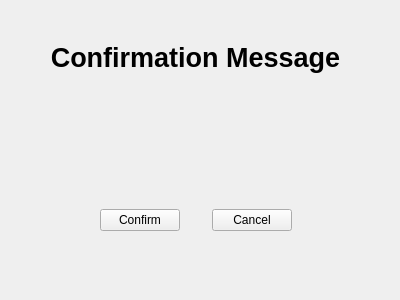
This is src/gui/alertwindow.ui in Mitch-Winchester/grade_manager as Qt 5 draws it before an edit. The edited form follows.
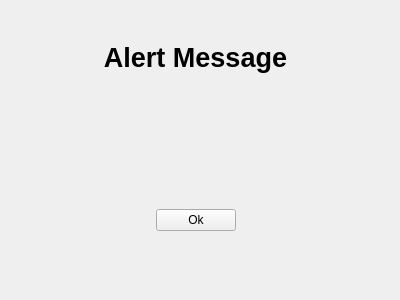
This is the edited form.

Commit message: Implement various alert messages

```diff
--- a/src/gui/alertwindow.ui
+++ b/src/gui/alertwindow.ui
@@ -23,6 +23,23 @@
     </rect>
    </property>
    <layout class="QGridLayout" name="gridLayout">
+    <item row="2" column="1">
+     <widget class="QPushButton" name="okButton">
+      <property name="text">
+       <string>Ok</string>
+      </property>
+     </widget>
+    </item>
+    <item row="1" column="0" colspan="3">
+     <widget class="QLabel" name="messageLabel">
+      <property name="text">
+       <string/>
+      </property>
+      <property name="alignment">
+       <set>Qt::AlignmentFlag::AlignCenter</set>
+      </property>
+     </widget>
+    </item>
     <item row="2" column="0">
      <spacer name="horizontalSpacer">
       <property name="orientation">
@@ -36,7 +53,20 @@
       </property>
      </spacer>
     </item>
-    <item row="0" column="0" colspan="5">
+    <item row="2" column="2">
+     <spacer name="horizontalSpacer_2">
+      <property name="orientation">
+       <enum>Qt::Orientation::Horizontal</enum>
+      </property>
+      <property name="sizeHint" stdset="0">
+       <size>
+        <width>40</width>
+        <height>20</height>
+       </size>
+      </property>
+     </spacer>
+    </item>
+    <item row="0" column="0" colspan="3">
      <widget class="QLabel" name="label">
       <property name="font">
        <font>
@@ -45,66 +75,13 @@
        </font>
       </property>
       <property name="text">
-       <string>Confirmation Message</string>
+       <string>Alert Message</string>
       </property>
       <property name="alignment">
        <set>Qt::AlignmentFlag::AlignCenter</set>
       </property>
      </widget>
     </item>
-    <item row="1" column="0" colspan="5">
-     <widget class="QLabel" name="messageLabel">
-      <property name="text">
-       <string/>
-      </property>
-      <property name="alignment">
-       <set>Qt::AlignmentFlag::AlignCenter</set>
-      </property>
-     </widget>
-    </item>
-    <item row="2" column="1">
-     <widget class="QPushButton" name="confirmButton">
-      <property name="text">
-       <string>Confirm</string>
-      </property>
-     </widget>
-    </item>
-    <item row="2" column="4">
-     <spacer name="horizontalSpacer_2">
-      <property name="orientation">
-       <enum>Qt::Orientation::Horizontal</enum>
-      </property>
-      <property name="sizeHint" stdset="0">
-       <size>
-        <width>40</width>
-        <height>20</height>
-       </size>
-      </property>
-     </spacer>
-    </item>
-    <item row="2" column="3">
-     <widget class="QPushButton" name="cancelButton">
-      <property name="text">
-       <string>Cancel</string>
-      </property>
-     </widget>
-    </item>
-    <item row="2" column="2">
-     <spacer name="horizontalSpacer_3">
-      <property name="orientation">
-       <enum>Qt::Orientation::Horizontal</enum>
-      </property>
-      <property name="sizeType">
-       <enum>QSizePolicy::Policy::Fixed</enum>
-      </property>
-      <property name="sizeHint" stdset="0">
-       <size>
-        <width>20</width>
-        <height>20</height>
-       </size>
-      </property>
-     </spacer>
-    </item>
    </layout>
   </widget>
  </widget>
```
Left out of the diff: 4 changed lines with no effect on the pictures. The commit also changes 13 other files.
